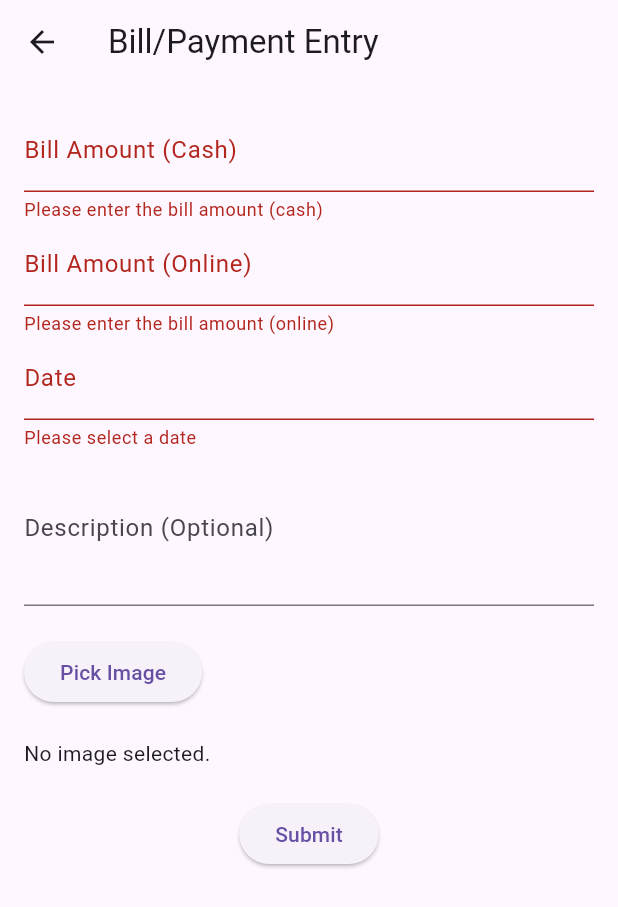
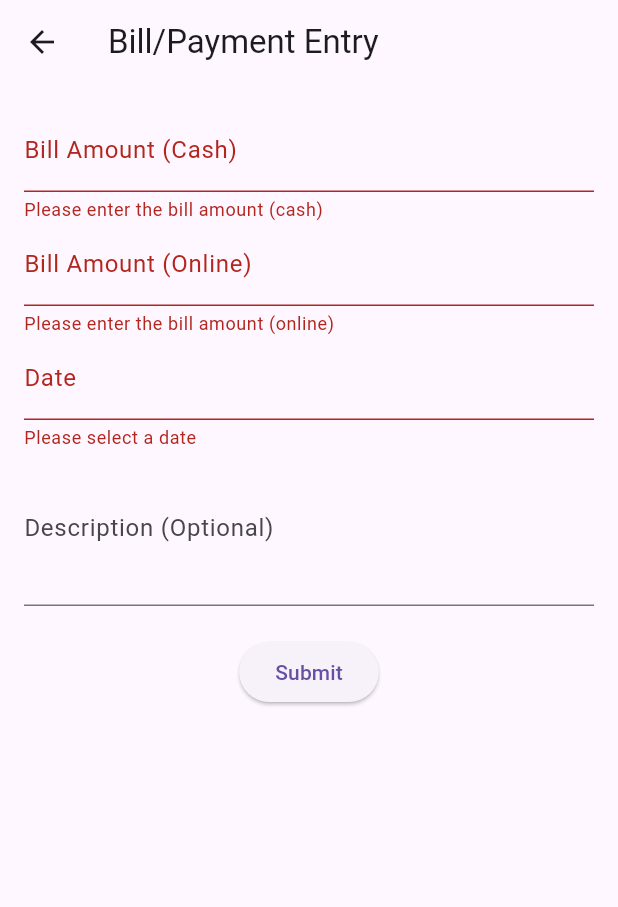
Before and after one commit to senipatel/parlour_account, a Flutter app: the BillPaymentEntryPage screen opened directly, after a tap on "Submit", on a phone screen of 412 x 824 dp. Shown: the top 907 px of the screen. Run offline on Flutter 3.47's test engine with Material 3 defaults, Android fonts, the phone set to English and light mode, and no system bars; our stand-ins replace cloud_firestore, firebase_core; accounts and stored records are empty.

Commit message:
fix small features

```diff
--- a/lib/bill_payment_entry.dart
+++ b/lib/bill_payment_entry.dart
@@ -1,10 +1,5 @@
 import 'package:cloud_firestore/cloud_firestore.dart';
-import 'package:firebase_storage/firebase_storage.dart';
 import 'package:flutter/material.dart';
-import 'package:flutter/foundation.dart'; // For kIsWeb check
-import 'dart:io';
-import 'package:image_picker/image_picker.dart';
-import 'package:mime/mime.dart'; // Package to check MIME type of the file
 
 class BillPaymentEntryPage extends StatefulWidget {
   const BillPaymentEntryPage({super.key});
@@ -17,18 +12,26 @@ class BillPaymentEntryPageState extends State<BillPaymentEntryPage> {
   final _formKey = GlobalKey<FormState>();
 
   // Controllers for the form fields
-  final TextEditingController _billAmountCashController = TextEditingController();
-  final TextEditingController _billAmountOnlineController = TextEditingController();
+  final TextEditingController _billAmountCashController =
+      TextEditingController();
+  final TextEditingController _billAmountOnlineController =
+      TextEditingController();
   final TextEditingController _descriptionController = TextEditingController();
+  final TextEditingController _dateController =
+      TextEditingController(); // Controller for date
 
   // DateTime object to hold the selected date
   DateTime? _selectedDate;
 
-  // Variables to hold the selected image file and its URL
-  File? _imageFile;
-  String? _imageUrl;
-
-  final ImagePicker _picker = ImagePicker(); // Image picker instance
+  @override
+  void dispose() {
+    // Dispose controllers to free up resources
+    _billAmountCashController.dispose();
+    _billAmountOnlineController.dispose();
+    _descriptionController.dispose();
+    _dateController.dispose();
+    super.dispose();
+  }
 
   // Function to handle form submission and store data in Firestore
   void _submitForm() async {
@@ -37,38 +40,20 @@ class BillPaymentEntryPageState extends State<BillPaymentEntryPage> {
         'billAmountCash': _billAmountCashController.text,
         'billAmountOnline': _billAmountOnlineController.text,
         'description': _descriptionController.text,
-        'date': _selectedDate?.toLocal().toString().split(' ')[0] ?? 'Not selected',
+        'date': _dateController.text, // Get date from controller
         'timestamp': Timestamp.now(),
       };
 
-      // If there's an image, upload it to Firebase Storage
-      if (_imageFile != null) {
-        try {
-          String fileName = DateTime.now().millisecondsSinceEpoch.toString(); // Unique file name
-          Reference storageReference = FirebaseStorage.instance.ref().child('bill_images/$fileName');
-          UploadTask uploadTask = storageReference.putFile(_imageFile!);
-
-          // Wait for the upload to complete
-          TaskSnapshot taskSnapshot = await uploadTask.whenComplete(() {});
-
-          // Get the image URL after upload is complete
-          String imageUrl = await taskSnapshot.ref.getDownloadURL();
-
-          // Add the image URL to the data model
-          data['imageUrl'] = imageUrl;
-        } catch (e) {
-          print('Error uploading image: $e');
-        }
-      }
-
       // Store the data in Firestore under the 'BillPaymentEntry' collection
       try {
-        await FirebaseFirestore.instance.collection('BillPaymentEntry').add(data);
+        await FirebaseFirestore.instance
+            .collection('BillPaymentEntry')
+            .add(data);
 
         // Show success dialog
         _showSuccessDialog();
       } catch (e) {
-        print('Error saving data: $e');
+        // print('Error saving data: $e');
         _showErrorDialog();
       }
     }
@@ -81,12 +66,14 @@ class BillPaymentEntryPageState extends State<BillPaymentEntryPage> {
       builder: (BuildContext context) {
         return AlertDialog(
           title: const Text('Data Saved Successfully'),
-          content: const Text('Your data has been successfully stored in Firestore.'),
+          content:
+              const Text('Your data has been successfully stored in Firestore.'),
           actions: [
             TextButton(
               onPressed: () {
                 Navigator.pop(context); // Close the success dialog
-                Navigator.pop(context); // Navigate back to Home screen (pop the BillPaymentEntry page)
+                Navigator.pop(
+                    context); // Navigate back to Home screen (pop the BillPaymentEntry page)
               },
               child: const Text('OK'),
             ),
@@ -128,40 +115,9 @@ class BillPaymentEntryPageState extends State<BillPaymentEntryPage> {
     if (picked != null && picked != _selectedDate) {
       setState(() {
         _selectedDate = picked;
+        // Set the text of the controller
+        _dateController.text = _selectedDate!.toLocal().toString().split(' ')[0];
       });
-    }
-  }
-
-  // Function to pick an image from the gallery or take a photo
-  Future<void> _pickImage() async {
-    final pickedFile = await _picker.pickImage(source: ImageSource.gallery); // Pick image from gallery
-    if (pickedFile != null) {
-      String? mimeType = lookupMimeType(pickedFile.path);  // Check MIME type
-
-      // Check if the picked file is an image
-      if (mimeType != null && mimeType.startsWith('image/')) {
-        setState(() {
-          _imageFile = File(pickedFile.path); // Store the picked image file
-        });
-      } else {
-        // Show error if the file is not an image
-        _showErrorDialog();
-      }
-    }
-  }
-
-  // Function to preview image on both mobile and web platforms
-  Widget _buildImagePreview() {
-    if (_imageFile != null) {
-      if (kIsWeb) {
-        // For Web: Use Image.network to display the image using the URL
-        return Image.network(_imageUrl ?? '');  // Use the image URL obtained after upload
-      } else {
-        // For Mobile (Android/iOS): Use Image.file to display the selected image
-        return Image.file(_imageFile!, height: 100, width: 100);
-      }
-    } else {
-      return const Text('No image selected.');
     }
   }
 
@@ -171,7 +127,7 @@ class BillPaymentEntryPageState extends State<BillPaymentEntryPage> {
       appBar: AppBar(
         title: const Text('Bill/Payment Entry'),
       ),
-      body: SingleChildScrollView(  // Wrap the entire content with SingleChildScrollView
+      body: SingleChildScrollView(
         child: Padding(
           padding: const EdgeInsets.all(16.0),
           child: Form(
@@ -209,14 +165,13 @@ class BillPaymentEntryPageState extends State<BillPaymentEntryPage> {
                   onTap: () => _selectDate(context),
                   child: AbsorbPointer(
                     child: TextFormField(
-                      decoration: InputDecoration(
+                      controller: _dateController, // Use controller
+                      decoration: const InputDecoration(
                         labelText: 'Date',
-                        hintText: _selectedDate == null
-                            ? 'Select Date'
-                            : _selectedDate?.toLocal().toString().split(' ')[0],
                       ),
                       validator: (value) {
-                        if (_selectedDate == null) {
+                        if (value == null ||
+                            value.isEmpty) { // Validate based on controller
                           return 'Please select a date';
                         }
                         return null;
@@ -232,18 +187,6 @@ class BillPaymentEntryPageState extends State<BillPaymentEntryPage> {
                   maxLines: 3,
                 ),
                 const SizedBox(height: 20),
-
-                // Image Picker (Button to select image)
-                ElevatedButton(
-                  onPressed: _pickImage,
-                  child: const Text('Pick Image'),
-                ),
-                const SizedBox(height: 20),
-
-                // Display image preview (if selected)
-                _buildImagePreview(),
-
-                const SizedBox(height: 20),
                 Center(
                   child: ElevatedButton(
                     onPressed: _submitForm,
--- a/lib/main.dart
+++ b/lib/main.dart
@@ -1,6 +1,5 @@
 import 'package:flutter/material.dart';
 import 'package:firebase_core/firebase_core.dart';
-// import 'package:cloud_firestore/cloud_firestore.dart';
 import 'bill_payment_entry.dart';
 import 'manage_bill_entry.dart';
 import 'firebase_options.dart';
```
Also changed, not shown: lib/daily_data_entry.dart (+39 -18 lines), pubspec.lock, 3 other files.
